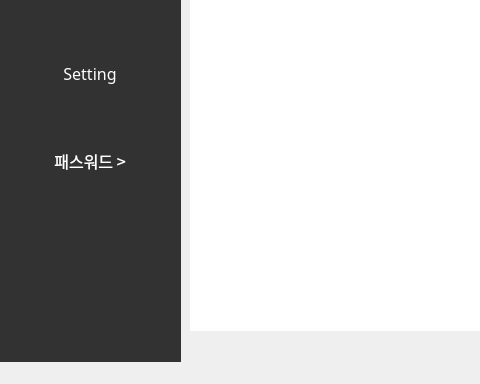
Qt form step3.ui (skyun333/wallpad) before a commit; both pictures show x 0 to 480 and y 320 to 704 of the 961 by 704 pixel window.
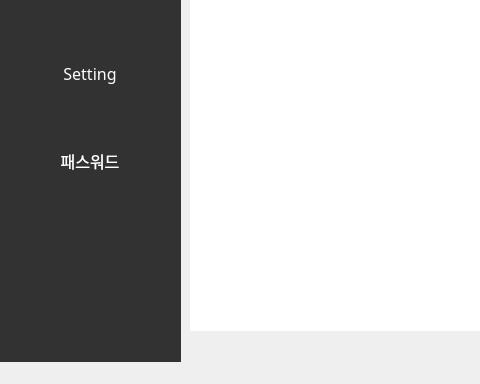
The same form after that commit.

Diff of the .ui file:
```diff
--- a/step3.ui
+++ b/step3.ui
@@ -394,7 +394,7 @@
         <string notr="true">color:rgb(255, 255, 255)</string>
        </property>
        <property name="text">
-        <string>패스워드 &gt;</string>
+        <string>패스워드</string>
        </property>
        <property name="alignment">
         <set>Qt::AlignCenter</set>
```
